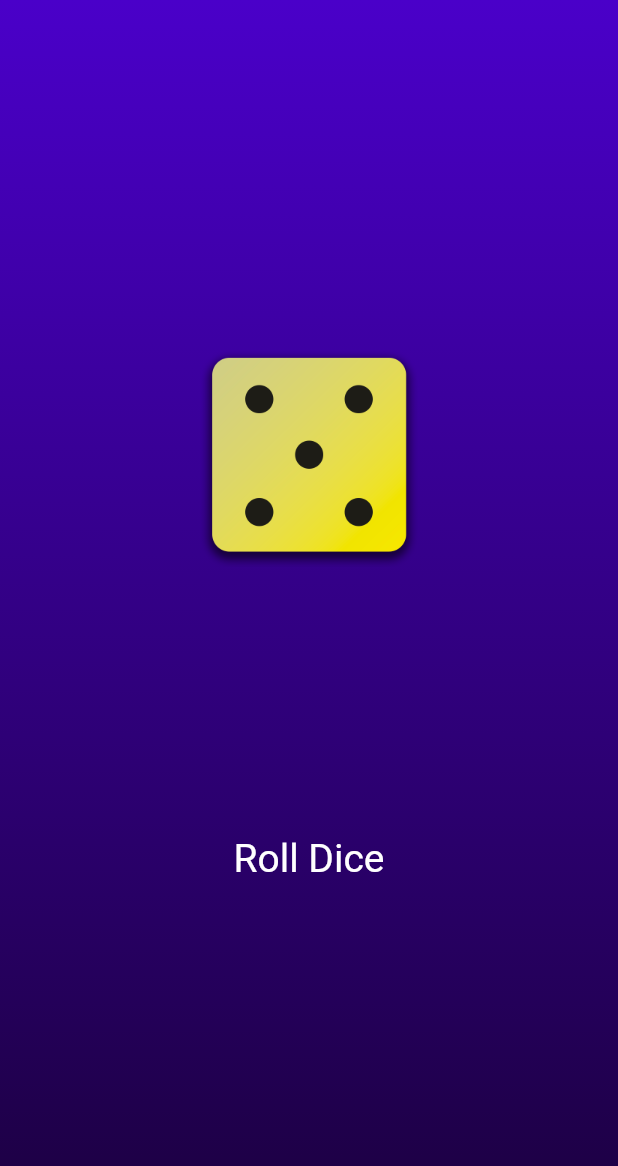
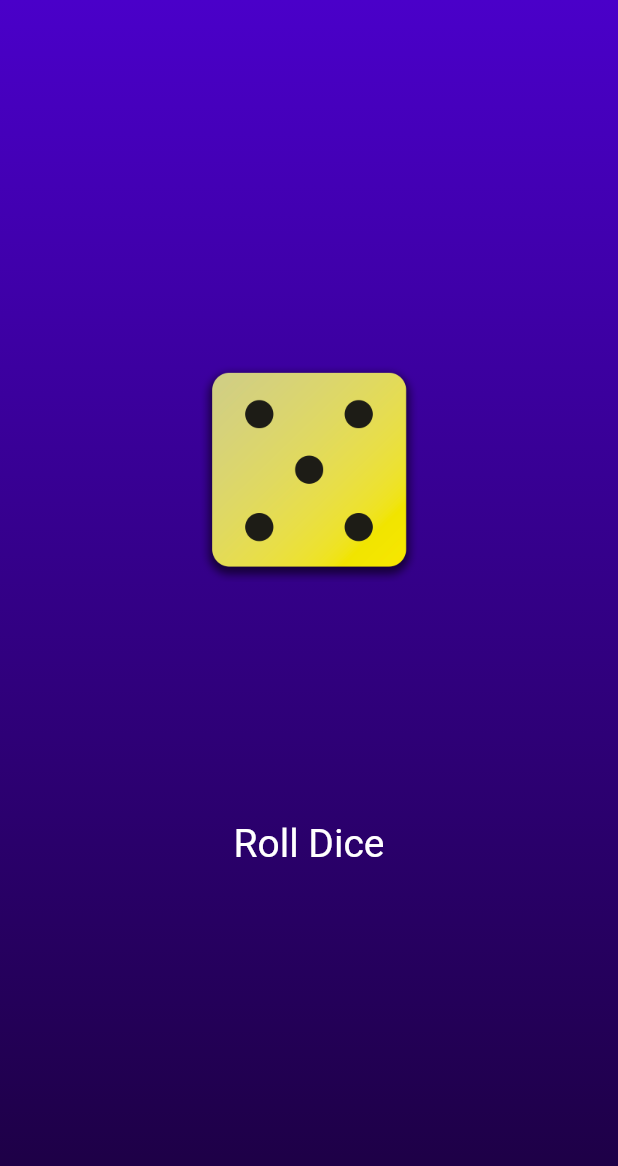
Before and after one commit to SyedAamirJawed/Dice_Roller_App, a Flutter app: the screen it shows after launch, after a tap on "Roll Dice", on a phone screen of 412 x 824 dp. Shown: the top 1166 px of the screen. Run offline on Flutter 3.47's test engine with Material 2 defaults, Android fonts, the phone set to English and light mode, and no system bars.

Commit message:
Make Dice Roller App

```diff
--- a/lib/body/container_background.dart
+++ b/lib/body/container_background.dart
@@ -1,17 +1,10 @@
 import 'package:flutter/material.dart';
-import 'package:first_app/body/style_text.dart';
+import 'package:first_app/body/dice_roller.dart';
 
 class MyBodyClass extends StatelessWidget {
   final Color color1;
   final Color color2;
-  MyBodyClass(this.color1, this.color2, {super.key});
-
-  var currentDice = 'assets/images/dice-5.png';
-
-  void rollDice() {
-    currentDice = 'assets/images/dice-5.png';
-    print('All Set');
-  }
+  const MyBodyClass(this.color1, this.color2, {super.key});
 
   @override
   Widget build(context) {
@@ -23,23 +16,8 @@ class MyBodyClass extends StatelessWidget {
           end: Alignment.bottomCenter,
         ),
       ),
-      child: Center(
-        child: Column(
-          mainAxisSize: MainAxisSize.min,
-          children: [
-            Image.asset(currentDice, width: 150),
-            const SizedBox(height: 170),
-            TextButton(
-              onPressed: rollDice,
-              style: TextButton.styleFrom(
-                // padding: const EdgeInsets.only(top: 170),
-                foregroundColor: Colors.white,
-                textStyle: const TextStyle(fontSize: 26),
-              ),
-              child: const Text('Roll Dice'),
-            )
-          ],
-        ),
+      child: const Center(
+        child: DiceRoller(),
       ),
     );
   }
--- /dev/null
+++ b/lib/body/dice_roller.dart
@@ -0,0 +1,43 @@
+import 'package:flutter/material.dart';
+import 'dart:math';
+
+final randomnum = Random();
+
+class DiceRoller extends StatefulWidget {
+  const DiceRoller({super.key});
+
+  @override
+  State<DiceRoller> createState() {
+    return _ProvateDiceRoller();
+  }
+}
+
+class _ProvateDiceRoller extends State<DiceRoller> {
+  var currentDice = 2;
+
+  void rollDice() {
+    setState(() {
+      currentDice = randomnum.nextInt(6) + 1;
+    });
+  }
+
+  @override
+  Widget build(context) {
+    return Column(
+      mainAxisSize: MainAxisSize.min,
+      children: [
+        Image.asset('assets/images/dice-$currentDice.png', width: 150),
+        const SizedBox(height: 150),
+        TextButton(
+          onPressed: rollDice,
+          style: TextButton.styleFrom(
+            // padding: const EdgeInsets.only(top: 170),
+            foregroundColor: Colors.white,
+            textStyle: const TextStyle(fontSize: 26),
+          ),
+          child: const Text('Roll Dice'),
+        )
+      ],
+    );
+  }
+}
--- a/lib/main.dart
+++ b/lib/main.dart
@@ -3,10 +3,10 @@ import 'package:first_app/body/container_background.dart';
 
 void main() {
   runApp(
-    MaterialApp(
+    const MaterialApp(
       home: Scaffold(
-        body: MyBodyClass(const Color.fromARGB(255, 74, 0, 201),
-            const Color.fromARGB(255, 27, 0, 63)),
+        body: MyBodyClass(
+            Color.fromARGB(255, 74, 0, 201), Color.fromARGB(255, 27, 0, 63)),
       ),
     ),
   );
```
